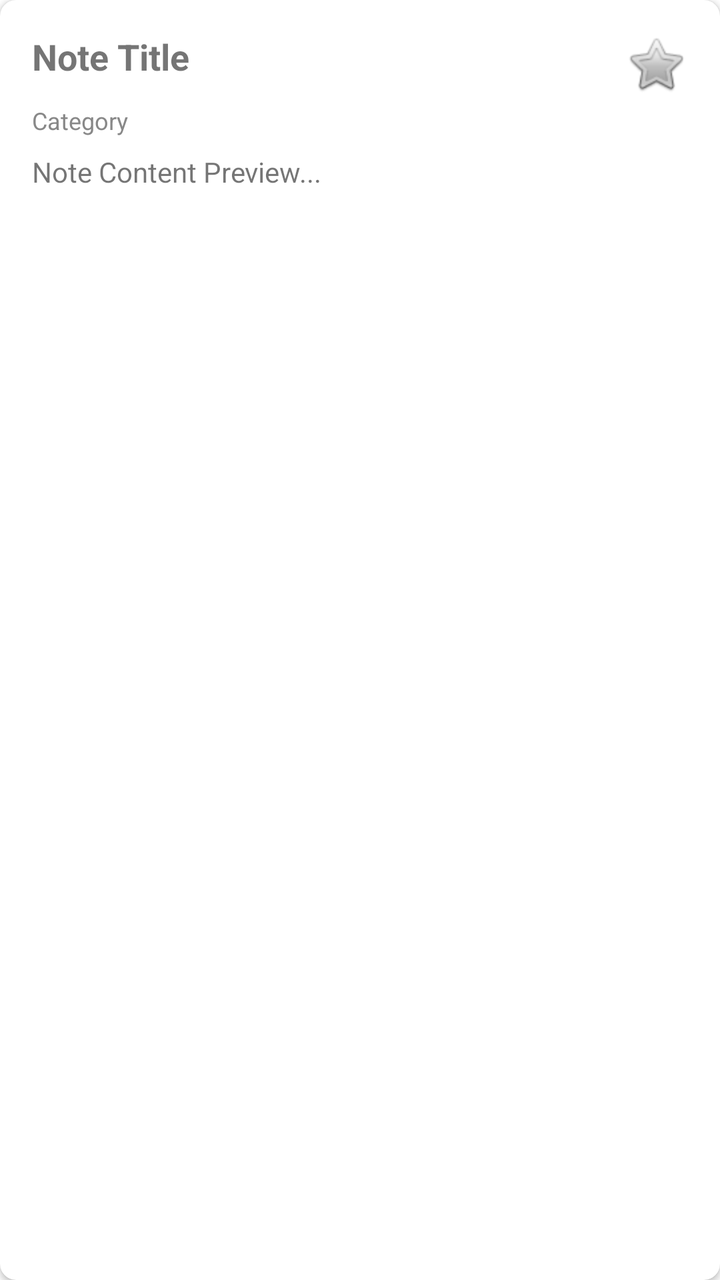
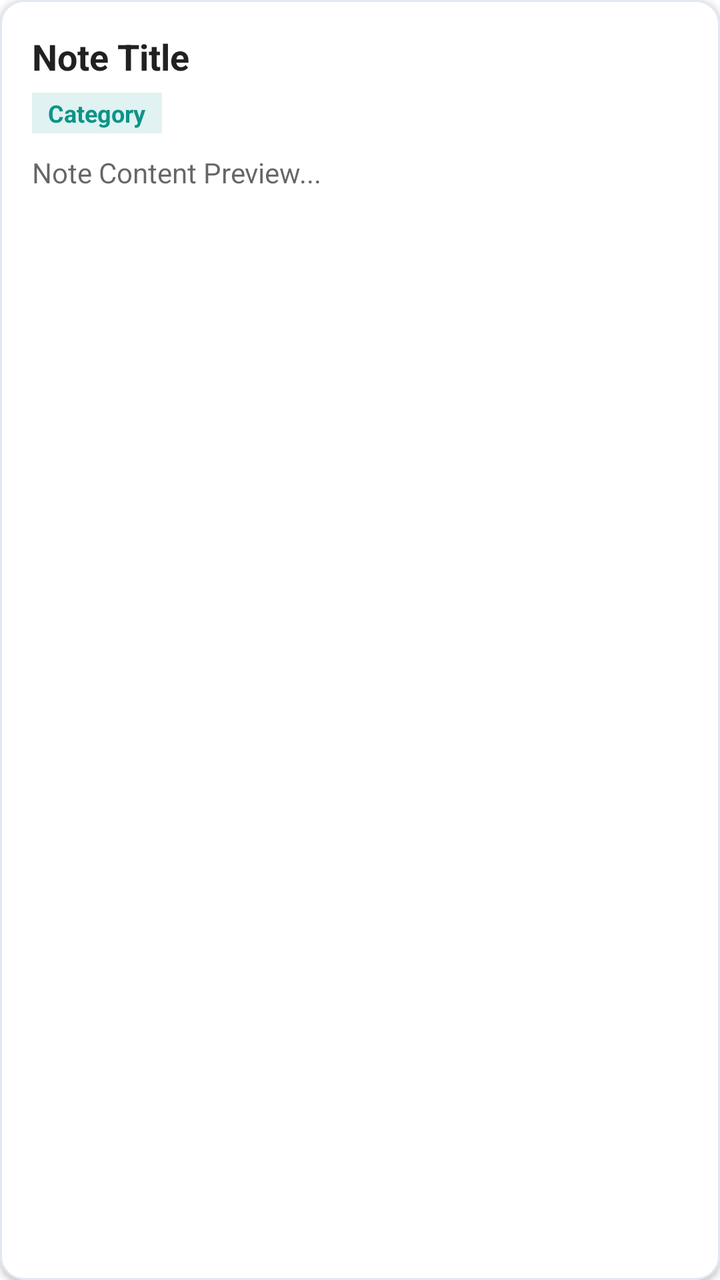

Before-and-after screenshots of an Android layout around one commit, followed by the original layout XML and the change that was made.
<!-- AndroidManifest.xml: application theme Theme.DailyNote -->
<!-- res/layout/item_note.xml -->
<?xml version="1.0" encoding="utf-8"?>
<androidx.cardview.widget.CardView xmlns:android="http://schemas.android.com/apk/res/android"
    xmlns:app="http://schemas.android.com/apk/res-auto"
    android:layout_width="match_parent"
    android:layout_height="wrap_content"
    android:layout_margin="8dp"
    app:cardCornerRadius="8dp"
    app:cardElevation="2dp">

    <LinearLayout
        android:layout_width="match_parent"
        android:layout_height="wrap_content"
        android:orientation="vertical"
        android:padding="16dp">

        <LinearLayout
            android:layout_width="match_parent"
            android:layout_height="wrap_content"
            android:orientation="horizontal">

            <TextView
                android:id="@+id/tv_item_note_title"
                android:layout_width="0dp"
                android:layout_height="wrap_content"
                android:layout_weight="1"
                android:text="Note Title"
                android:textSize="18sp"
                android:textStyle="bold" />

            <ImageView
                android:id="@+id/iv_item_note_favorite"
                android:layout_width="wrap_content"
                android:layout_height="wrap_content"
                android:src="@android:drawable/btn_star" />
        </LinearLayout>

        <TextView
            android:id="@+id/tv_item_note_category"
            android:layout_width="match_parent"
            android:layout_height="wrap_content"
            android:text="Category"
            android:textColor="#888888"
            android:textSize="12sp"
            android:layout_marginTop="4dp" />

        <TextView
            android:id="@+id/tv_item_note_content"
            android:layout_width="match_parent"
            android:layout_height="wrap_content"
            android:text="Note Content Preview..."
            android:maxLines="2"
            android:ellipsize="end"
            android:layout_marginTop="8dp" />

    </LinearLayout>

</androidx.cardview.widget.CardView>
<!-- resources referenced by this layout -->
<resources>
  <style name="Theme.DailyNote" parent="Theme.MaterialComponents.DayNight.DarkActionBar">
          
          <item name="colorPrimary">@android:color/holo_blue_dark</item>
          <item name="colorPrimaryVariant">@android:color/holo_blue_bright</item>
          <item name="colorOnPrimary">@android:color/white</item>
          
          <item name="colorSecondary">@android:color/holo_green_dark</item>
          <item name="colorSecondaryVariant">@android:color/holo_green_light</item>
          <item name="colorOnSecondary">@android:color/black</item>
          
          <item name="android:statusBarColor">?attr/colorPrimaryVariant</item>
          
      </style>
</resources>

<!-- the commit's change to res/layout/item_note.xml (unified diff, before → after) -->
@@ -1,11 +1,13 @@
 <?xml version="1.0" encoding="utf-8"?>
-<androidx.cardview.widget.CardView xmlns:android="http://schemas.android.com/apk/res/android"
+<com.google.android.material.card.MaterialCardView xmlns:android="http://schemas.android.com/apk/res/android"
     xmlns:app="http://schemas.android.com/apk/res-auto"
     android:layout_width="match_parent"
     android:layout_height="wrap_content"
     android:layout_margin="8dp"
-    app:cardCornerRadius="8dp"
-    app:cardElevation="2dp">
+    app:cardCornerRadius="12dp"
+    app:cardElevation="2dp"
+    app:strokeWidth="1dp"
+    app:strokeColor="#E2E8F0">
 
     <LinearLayout
         android:layout_width="match_parent"
@@ -16,7 +18,8 @@
         <LinearLayout
             android:layout_width="match_parent"
             android:layout_height="wrap_content"
-            android:orientation="horizontal">
+            android:orientation="horizontal"
+            android:gravity="center_vertical">
 
             <TextView
                 android:id="@+id/tv_item_note_title"
@@ -25,33 +28,44 @@
                 android:layout_weight="1"
                 android:text="Note Title"
                 android:textSize="18sp"
+                android:textColor="?android:attr/textColorPrimary"
                 android:textStyle="bold" />
 
             <ImageView
                 android:id="@+id/iv_item_note_favorite"
-                android:layout_width="wrap_content"
-                android:layout_height="wrap_content"
-                android:src="@android:drawable/btn_star" />
+                android:layout_width="24dp"
+                android:layout_height="24dp"
+                android:src="@drawable/ic_star_filled"
+                android:contentDescription="Favorite Status"
+                android:visibility="gone" />
         </LinearLayout>
 
         <TextView
             android:id="@+id/tv_item_note_category"
-            android:layout_width="match_parent"
+            android:layout_width="wrap_content"
             android:layout_height="wrap_content"
             android:text="Category"
-            android:textColor="#888888"
+            android:textColor="?attr/colorSecondary"
             android:textSize="12sp"
-            android:layout_marginTop="4dp" />
+            android:textStyle="bold"
+            android:background="#E0F2F1"
+            android:paddingStart="8dp"
+            android:paddingEnd="8dp"
+            android:paddingTop="2dp"
+            android:paddingBottom="2dp"
+            android:layout_marginTop="6dp" />
 
         <TextView
             android:id="@+id/tv_item_note_content"
             android:layout_width="match_parent"
             android:layout_height="wrap_content"
             android:text="Note Content Preview..."
-            android:maxLines="2"
+            android:maxLines="3"
             android:ellipsize="end"
-            android:layout_marginTop="8dp" />
+            android:textColor="?android:attr/textColorSecondary"
+            android:textSize="14sp"
+            android:layout_marginTop="10dp" />
 
     </LinearLayout>
 
-</androidx.cardview.widget.CardView>
+</com.google.android.material.card.MaterialCardView>
<!-- resource entries referenced after the edit -->
@@ -1,14 +1,24 @@
 <!-- resources referenced by this layout -->
 <resources>
-  <style name="Theme.DailyNote" parent="Theme.MaterialComponents.DayNight.DarkActionBar">
+  <!-- drawable ic_star_filled (drawable) -->
+  <vector xmlns:android="http://schemas.android.com/apk/res/android"
+      android:width="24dp"
+      android:height="24dp"
+      android:viewportWidth="24"
+      android:viewportHeight="24">
+    <path
+        android:fillColor="#FFC107"
+        android:pathData="M12,17.27L18.18,21l-1.64,-7.03L22,9.24l-7.19,-0.61L12,2 9.19,8.63 2,9.24l5.46,4.73L5.82,21z"/>
+  </vector>
+  <style name="Theme.DailyNote" parent="Theme.MaterialComponents.DayNight.NoActionBar">
           
-          <item name="colorPrimary">@android:color/holo_blue_dark</item>
-          <item name="colorPrimaryVariant">@android:color/holo_blue_bright</item>
+          <item name="colorPrimary">#6366F1</item>
+          <item name="colorPrimaryVariant">#4F46E5</item>
           <item name="colorOnPrimary">@android:color/white</item>
           
-          <item name="colorSecondary">@android:color/holo_green_dark</item>
-          <item name="colorSecondaryVariant">@android:color/holo_green_light</item>
-          <item name="colorOnSecondary">@android:color/black</item>
+          <item name="colorSecondary">#0D9488</item>
+          <item name="colorSecondaryVariant">#0F766E</item>
+          <item name="colorOnSecondary">@android:color/white</item>
           
           <item name="android:statusBarColor">?attr/colorPrimaryVariant</item>
           
